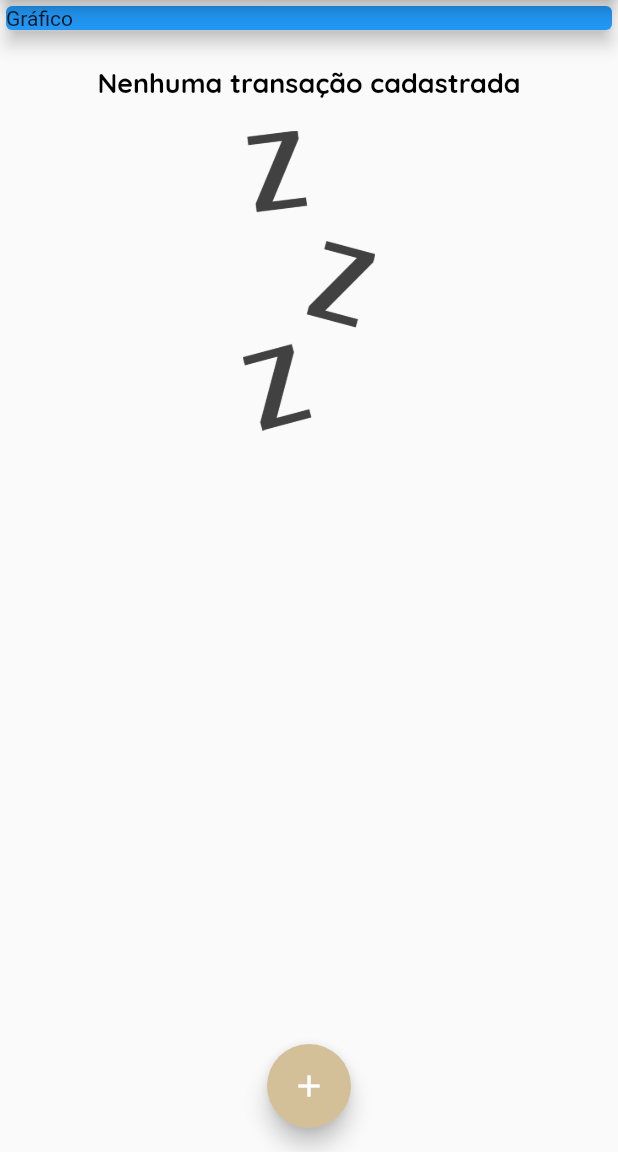
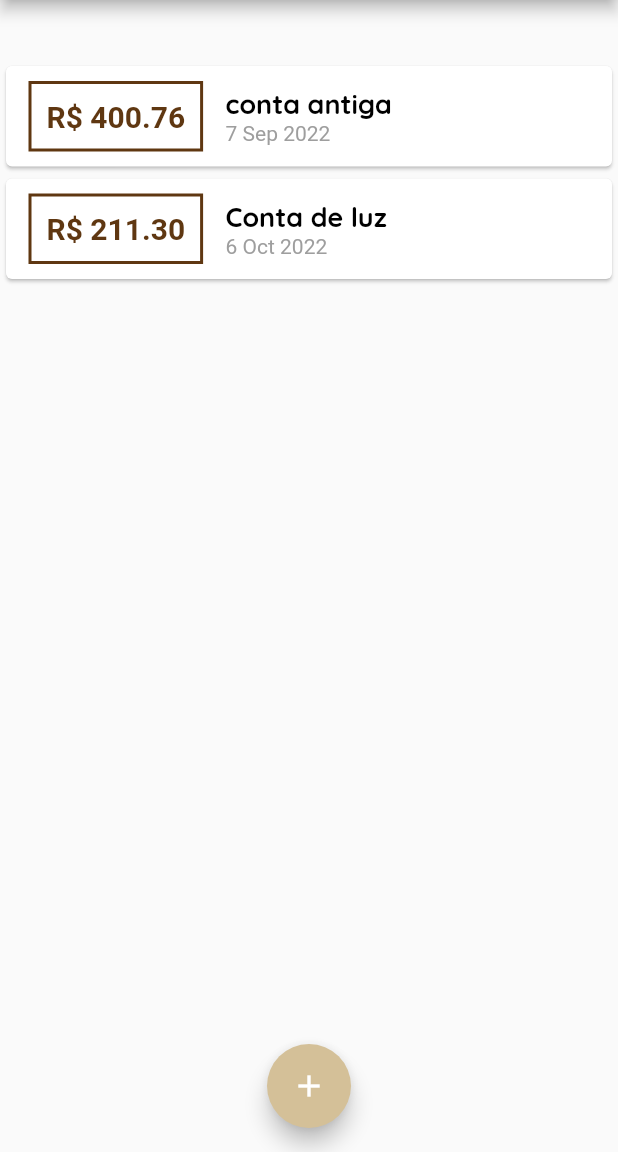
Before and after one commit to FelipeCourtois/despesas_app, a Flutter app: the screen it shows after launch, on a phone screen of 412 x 824 dp, the part 84-1236 px from its top. Run offline on Flutter 3.47's test engine with Material 2 defaults, Android fonts, the phone set to English and light mode, and no system bars.

Commit message:
Chart widget 02

```diff
--- a/lib/components/chart.dart
+++ b/lib/components/chart.dart
@@ -0,0 +1,50 @@
+import 'package:app_despesas/models/transaction.dart';
+import 'package:flutter/material.dart';
+import 'package:intl/intl.dart';
+
+class Chart extends StatelessWidget {
+  final List<Transaction> recentTransaction;
+
+  Chart(this.recentTransaction);
+
+  List<Map<String, Object>> get groupedTransactions {
+    return List.generate(7, (index) {
+      final weekDay = DateTime.now().subtract(
+        Duration(days: index), //subtração de forma dinamica
+      );
+
+      double totalSum = 0.0;
+
+      for (var i = 0; i < recentTransaction.length; i++) {
+        bool sameDay = recentTransaction[i].date.day == weekDay.day; //vai comparar
+        bool sameMonth = recentTransaction[i].date.month == weekDay.month;
+        bool sameYear = recentTransaction[i].date.year == weekDay.year;
+
+        if (sameDay && sameMonth && sameYear) {
+          totalSum += recentTransaction[i].value;
+        }
+      }
+
+print(DateFormat.E().format(weekDay)[0]);
+print(totalSum);
+
+      return {
+        'day': DateFormat.E()
+            .format(weekDay)[0], //vai pegar a primeira letra do dia da semana
+        'value': totalSum,
+      };
+    });
+  }
+
+  @override
+  Widget build(BuildContext context) {
+    groupedTransactions;
+    return Card(
+      elevation: 6,
+      margin: EdgeInsets.all(20),
+      child: Row(
+        children: [],
+      ),
+    );
+  }
+}
--- a/lib/main.dart
+++ b/lib/main.dart
@@ -1,8 +1,10 @@
+import 'package:app_despesas/components/chart.dart';
 import 'package:app_despesas/components/transaction_form.dart';
 import 'package:flutter/material.dart';
 import 'dart:math';
 import '../models/transaction.dart';
 import 'components/transaction_list.dart';
+import 'components/chart.dart';
 
 main() => runApp(ExpensesApp());
 
@@ -48,19 +50,28 @@ class MyHomePage extends StatefulWidget {
 
 class _MyHomePageState extends State<MyHomePage> {
   final List<Transaction>_transactions = [
-    // Transaction(
-    //   id: 't1',
-    //   title: 'Novo tênis de corrida',
-    //   value: 310.76,
-    //   date: DateTime.now(),
-    // ),
-    // Transaction(
-    //   id: 't2',
-    //   title: 'Conta de luz',
-    //   value: 211.30,
-    //   date: DateTime.now(),
-    // ),
+    Transaction(
+      id: 't0',
+      title: 'conta antiga',
+      value: 400.76,
+      date: DateTime.now().subtract(Duration(days: 33)),
+    ),
+    Transaction(
+      id: 't2',
+      title: 'Conta de luz',
+      value: 211.30,
+      date: DateTime.now().subtract(Duration(days: 4)),
+    ),
   ];
+
+  List<Transaction> get _recentTransactions{
+    return _transactions.where((tr) {//where ou filter, é muito comum
+      return tr.date.isAfter(DateTime.now().subtract(
+        Duration(days: 7),//pega data de agora, subtrai 7 dias, se estiver nos últimos 7 dias essa transação precisa estar na lista final
+      ));
+    }).toList();
+  }
+
   _addTransaction(String title, double value) {
     final newTransaction = Transaction(
       id: Random().nextDouble().toString(), //forma de gerar um valor aleatório
@@ -101,14 +112,7 @@ class _MyHomePageState extends State<MyHomePage> {
         child: Column(
           crossAxisAlignment: CrossAxisAlignment.stretch,
           children: [
-            Container(
-                  width: double.infinity,
-              child: Card(
-                color: Colors.blue,
-                child: Text('Gráfico'),
-                elevation: 5,
-              ),
-            ),
+            Chart(_recentTransactions),
             TransactionList(_transactions),
           ],
         ),
```
